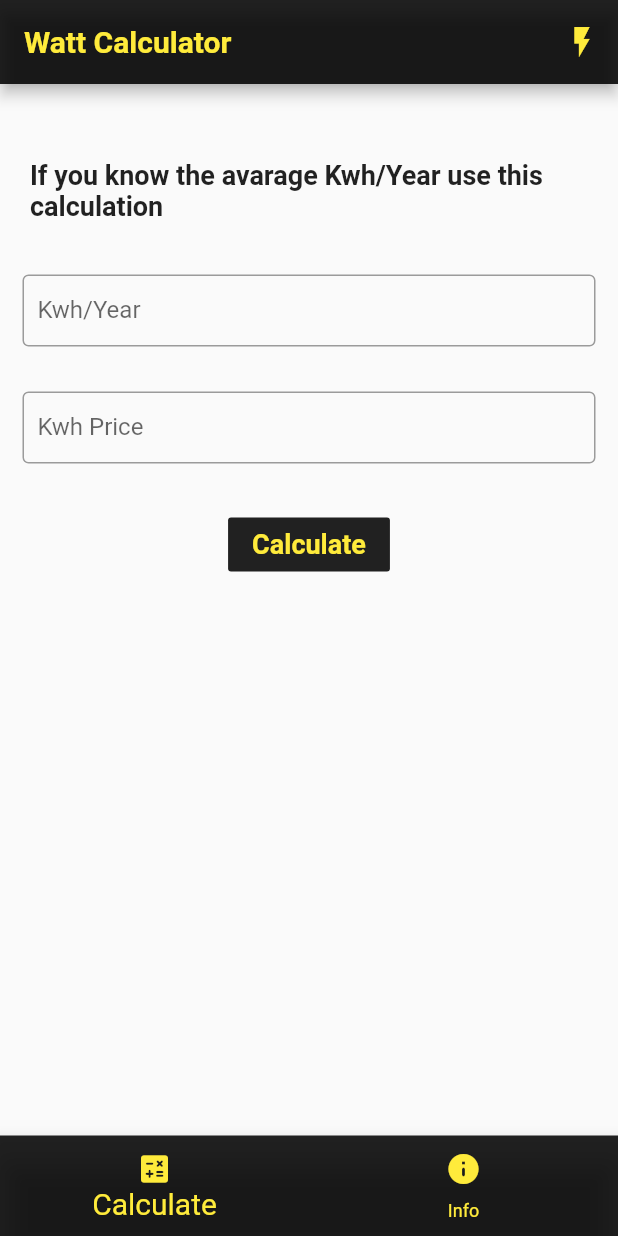
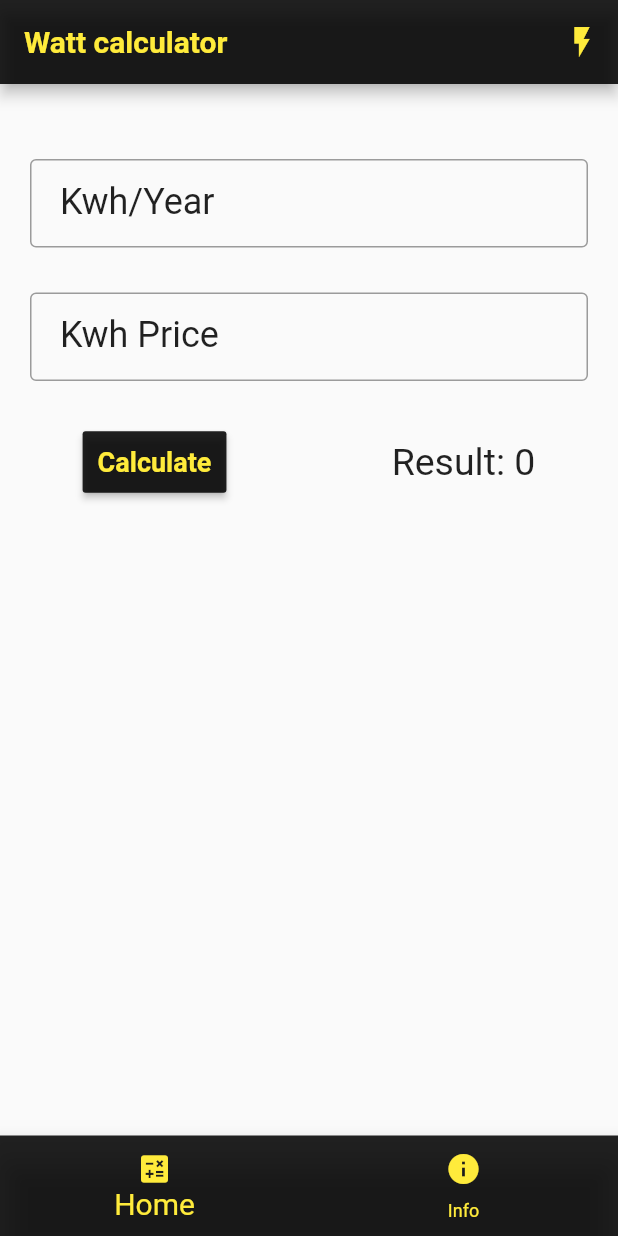
Before and after one commit to Angelo94/WattApp, a Flutter app: the screen it shows after launch, after a tap on "Calculate", on a phone screen of 412 x 824 dp. Run offline on Flutter 3.47's test engine with Material 2 defaults, Android fonts, the phone set to English and light mode, and no system bars.

Commit message:
Updated nav bar and calculation

```diff
--- /dev/null
+++ b/lib/home_widget.dart
@@ -0,0 +1,69 @@
+import 'package:flutter/material.dart';
+import 'placeholder_widget.dart';
+
+class Home extends StatefulWidget {
+  @override
+  State<StatefulWidget> createState() {
+    return _HomeState();
+  }
+}
+
+class _HomeState extends State<Home> {
+  int _currentIndex = 0;
+  final List<Widget> _children = [
+    AddTwoNumbers(),
+    AddTwoNumbers(),
+  ];
+
+  @override
+  Widget build(BuildContext context) {
+    return Scaffold(
+      appBar: AppBar(
+        title: Text(
+          'Watt calculator',
+          style: TextStyle(
+            color: Colors.yellow,
+            fontWeight: FontWeight.bold,
+          ),
+        ),
+        backgroundColor: Colors.black87,
+        actions: <Widget>[
+          IconButton(
+            icon: Icon(
+              Icons.flash_on,
+              color: Colors.yellow,
+            ),
+            onPressed: () {
+              // do something
+            },
+          )
+        ],
+      ),
+      body: _children[_currentIndex], // new
+      bottomNavigationBar: BottomNavigationBar(
+        unselectedItemColor: Colors.yellow,
+        selectedItemColor: Colors.yellow,
+        backgroundColor: Colors.black87,
+        selectedFontSize: 20.0,
+        onTap: onTabTapped, // new
+        currentIndex: _currentIndex, // new
+        items: [
+          new BottomNavigationBarItem(
+            icon: Icon(Icons.calculate),
+            title: Text('Home'),
+          ),
+          new BottomNavigationBarItem(
+            icon: Icon(Icons.info),
+            title: Text('Info'),
+          )
+        ],
+      ),
+    );
+  }
+
+  void onTabTapped(int index) {
+    setState(() {
+      _currentIndex = index;
+    });
+  }
+}
--- a/lib/main.dart
+++ b/lib/main.dart
@@ -1,151 +1,14 @@
 import 'package:flutter/material.dart';
+import 'home_widget.dart';
 
-void main() => runApp(MyApp());
+void main() => runApp(App());
 
-/// This is the main application widget.
-class MyApp extends StatelessWidget {
-  static const String _title = 'Flutter Code Sample';
-
+class App extends StatelessWidget {
   @override
   Widget build(BuildContext context) {
     return MaterialApp(
-      title: _title,
-      home: MyStatefulWidget(),
+      title: 'Watt Calculator',
+      home: Home(),
     );
   }
 }
-
-/// This is the stateful widget that the main application instantiates.
-class MyStatefulWidget extends StatefulWidget {
-  MyStatefulWidget({Key key}) : super(key: key);
-
-  @override
-  _MyStatefulWidgetState createState() => _MyStatefulWidgetState();
-}
-
-/// This is the private State class that goes with MyStatefulWidget.
-class _MyStatefulWidgetState extends State<MyStatefulWidget> {
-  int _selectedIndex = 0;
-  static const TextStyle optionStyle =
-      TextStyle(fontSize: 30, fontWeight: FontWeight.bold);
-  static List<Widget> _widgetOptions = <Widget>[
-    Container(
-      child: Column(
-        mainAxisAlignment: MainAxisAlignment.start,
-        children: [
-          new Flexible(
-              child: Padding(
-                  padding:
-                      EdgeInsets.only(top: 50, left: 20, right: 20, bottom: 20),
-                  child: new Text(
-                    'If you know the avarage Kwh/Year use this calculation',
-                    style: TextStyle(
-                      fontWeight: FontWeight.bold,
-                      fontSize: 18,
-                    ),
-                  ))),
-          new Flexible(
-              child: Padding(
-            padding: EdgeInsets.all(15),
-            child: new TextField(
-                decoration: InputDecoration(
-                    border: OutlineInputBorder(),
-                    labelText: 'Kwh/Year',
-                    contentPadding: EdgeInsets.all(10))),
-          )),
-          new Flexible(
-              child: Padding(
-            padding: EdgeInsets.all(15),
-            child: new TextField(
-                decoration: InputDecoration(
-                    border: OutlineInputBorder(),
-                    labelText: 'Kwh Price',
-                    contentPadding: EdgeInsets.all(10))),
-          )),
-          new Flexible(
-              child: Padding(
-                  padding: EdgeInsets.all(15),
-                  child: new FlatButton(
-                    color: Colors.black87,
-                    onPressed: () {
-                      /*...*/
-                    },
-                    child: Text(
-                      "Calculate",
-                      style: TextStyle(
-                        fontWeight: FontWeight.bold,
-                        color: Colors.yellow,
-                        fontSize: 18,
-                      ),
-                    ),
-                  ))),
-        ],
-      ),
-    ),
-    Container(
-      child: Row(
-        mainAxisAlignment: MainAxisAlignment.center,
-        children: [
-          Text(
-            "info",
-            style: optionStyle,
-          )
-        ],
-      ),
-    ),
-  ];
-
-  void _onItemTapped(int index) {
-    setState(() {
-      _selectedIndex = index;
-    });
-  }
-
-  @override
-  Widget build(BuildContext context) {
-    return Scaffold(
-      appBar: AppBar(
-        title: const Text(
-          'Watt Calculator ',
-          style: TextStyle(
-            color: Colors.yellow,
-            fontWeight: FontWeight.bold,
-          ),
-        ),
-        backgroundColor: Colors.black87,
-        actions: <Widget>[
-          IconButton(
-            icon: Icon(
-              Icons.flash_on,
-              color: Colors.yellow,
-            ),
-            onPressed: () {
-              // do something
-            },
-          )
-        ],
-      ),
-      body: Center(
-        child: _widgetOptions.elementAt(_selectedIndex),
-      ),
-      bottomNavigationBar: BottomNavigationBar(
-        items: const <BottomNavigationBarItem>[
-          BottomNavigationBarItem(
-            icon: Icon(Icons.calculate_rounded, color: Colors.yellow),
-            label: 'Calculate',
-          ),
-          BottomNavigationBarItem(
-            icon: Icon(Icons.info_rounded, color: Colors.yellow),
-            label: 'Info',
-          ),
-        ],
-        currentIndex: _selectedIndex,
-        unselectedItemColor: Colors.yellow,
-        selectedItemColor: Colors.yellow,
-        backgroundColor: Colors.black87,
-        selectedFontSize: 20.0,
-        onTap: _onItemTapped,
-      ),
-    );
-  }
-}
--- /dev/null
+++ b/lib/placeholder_widget.dart
@@ -0,0 +1,91 @@
+import 'package:flutter/material.dart';
+
+class AddTwoNumbers extends StatefulWidget {
+  @override
+  _AddTwoNumbersState createState() => _AddTwoNumbersState();
+}
+
+class _AddTwoNumbersState extends State<AddTwoNumbers> {
+  TextEditingController num1controller = new TextEditingController();
+  TextEditingController num2controller = new TextEditingController();
+  String result = "0";
+  @override
+  Widget build(BuildContext context) {
+    return Container(
+      child: Column(
+        mainAxisAlignment: MainAxisAlignment.start,
+        children: <Widget>[
+          Row(
+            children: <Widget>[
+              new Flexible(
+                  child: Padding(
+                padding:
+                    EdgeInsets.only(top: 50, left: 20, right: 20, bottom: 10),
+                child: new TextField(
+                  keyboardType: TextInputType.number,
+                  controller: num1controller,
+                  decoration: InputDecoration(
+                      labelStyle:
+                          TextStyle(color: Colors.black87, fontSize: 24.0),
+                      border: OutlineInputBorder(),
+                      labelText: 'Kwh/Year',
+                      contentPadding: EdgeInsets.all(20)),
+                ),
+              )),
+            ],
+          ),
+          Row(
+            children: <Widget>[
+              new Flexible(
+                  child: Padding(
+                padding:
+                    EdgeInsets.only(top: 20, left: 20, right: 20, bottom: 10),
+                child: new TextField(
+                  keyboardType: TextInputType.number,
+                  controller: num2controller,
+                  decoration: InputDecoration(
+                      labelStyle:
+                          TextStyle(color: Colors.black87, fontSize: 24.0),
+                      border: OutlineInputBorder(),
+                      labelText: 'Kwh Price',
+                      contentPadding: EdgeInsets.all(20)),
+                ),
+              )),
+            ],
+          ),
+          SizedBox(height: 20),
+          Row(
+            mainAxisAlignment: MainAxisAlignment.spaceAround,
+            children: <Widget>[
+              RaisedButton(
+                padding: EdgeInsets.all(10),
+                color: Colors.black87,
+                child: Text(
+                  "Calculate",
+                  style: TextStyle(
+                    fontWeight: FontWeight.bold,
+                    color: Colors.yellow,
+                    fontSize: 18,
+                  ),
+                ),
+                onPressed: () {
+                  setState(() {
+                    int sum = int.parse(num1controller.text) +
+                        int.parse(num2controller.text);
+                    result = sum.toString();
+                  });
+                },
+              ),
+              Text(
+                "Result: " + result,
+                style: TextStyle(
+                  fontSize: 25,
+                ),
+              ),
+            ],
+          ),
+        ],
+      ),
+    );
+  }
+}
```
Also changed, not shown: 1 other file.
